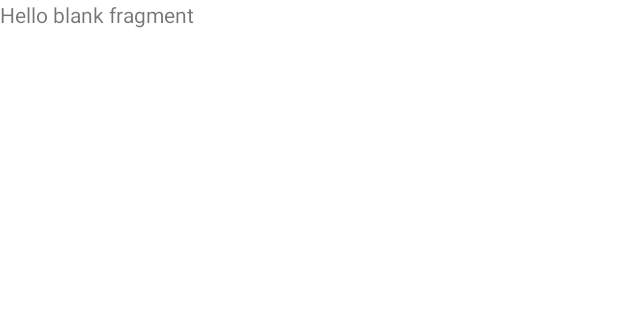
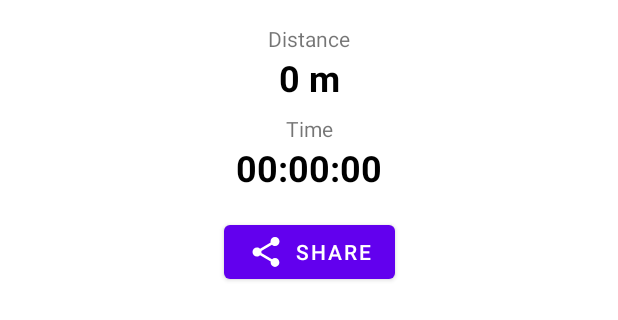
Before and after one commit to rm46627/runControl, an Android app: the layout fragment_result.xml on its own in the app's theme, with its tools: preview values and no code run, on a phone screen of 412 x 824 dp. Shown: the top 320 px of the screen. Run offline under Robolectric (Android 15) with nearby library versions, the phone set to English and light mode, and no system bars.

Commit message:
result bottomSheet

```diff
--- /dev/null
+++ b/app/src/main/res/drawable/ic_share.xml
@@ -0,0 +1,5 @@
+<vector android:height="24dp" android:tint="#000000"
+    android:viewportHeight="24" android:viewportWidth="24"
+    android:width="24dp" xmlns:android="http://schemas.android.com/apk/res/android">
+    <path android:fillColor="@android:color/white" android:pathData="M18,16.08c-0.76,0 -1.44,0.3 -1.96,0.77L8.91,12.7c0.05,-0.23 0.09,-0.46 0.09,-0.7s-0.04,-0.47 -0.09,-0.7l7.05,-4.11c0.54,0.5 1.25,0.81 2.04,0.81 1.66,0 3,-1.34 3,-3s-1.34,-3 -3,-3 -3,1.34 -3,3c0,0.24 0.04,0.47 0.09,0.7L8.04,9.81C7.5,9.31 6.79,9 6,9c-1.66,0 -3,1.34 -3,3s1.34,3 3,3c0.79,0 1.5,-0.31 2.04,-0.81l7.12,4.16c-0.05,0.21 -0.08,0.43 -0.08,0.65 0,1.61 1.31,2.92 2.92,2.92 1.61,0 2.92,-1.31 2.92,-2.92s-1.31,-2.92 -2.92,-2.92z"/>
+</vector>
--- a/app/src/main/res/layout/fragment_result.xml
+++ b/app/src/main/res/layout/fragment_result.xml
@@ -1,14 +1,78 @@
 <?xml version="1.0" encoding="utf-8"?>
-<FrameLayout xmlns:android="http://schemas.android.com/apk/res/android"
-    xmlns:tools="http://schemas.android.com/tools"
-    android:layout_width="match_parent"
-    android:layout_height="match_parent"
-    tools:context=".ResultFragment">
+<layout xmlns:android="http://schemas.android.com/apk/res/android"
+    xmlns:app="http://schemas.android.com/apk/res-auto"
+    xmlns:tools="http://schemas.android.com/tools">
 
-    <!-- TODO: Update blank fragment layout -->
-    <TextView
+    <data>
+
+    </data>
+
+    <androidx.constraintlayout.widget.ConstraintLayout
         android:layout_width="match_parent"
-        android:layout_height="match_parent"
-        android:text="@string/hello_blank_fragment" />
+        android:layout_height="wrap_content"
+        tools:context=".ui.result.ResultFragment">
 
-</FrameLayout>
+        <TextView
+            android:id="@+id/distance_textView"
+            android:layout_width="wrap_content"
+            android:layout_height="wrap_content"
+            android:layout_marginTop="16dp"
+            android:text="@string/distance_textView"
+            app:layout_constraintEnd_toEndOf="parent"
+            app:layout_constraintHorizontal_bias="0.5"
+            app:layout_constraintStart_toStartOf="parent"
+            app:layout_constraintTop_toTopOf="parent" />
+
+        <TextView
+            android:id="@+id/distanceValue_textView"
+            android:layout_width="wrap_content"
+            android:layout_height="wrap_content"
+            android:text="@string/distance_placeholder"
+            android:textColor="@color/black"
+            android:textSize="24sp"
+            android:textStyle="bold"
+            app:layout_constraintEnd_toEndOf="parent"
+            app:layout_constraintHorizontal_bias="0.5"
+            app:layout_constraintStart_toStartOf="parent"
+            app:layout_constraintTop_toBottomOf="@+id/distance_textView" />
+
+        <TextView
+            android:id="@+id/time_textView"
+            android:layout_width="wrap_content"
+            android:layout_height="wrap_content"
+            android:layout_marginTop="8dp"
+            android:text="@string/time_textView"
+            app:layout_constraintEnd_toEndOf="parent"
+            app:layout_constraintHorizontal_bias="0.5"
+            app:layout_constraintStart_toStartOf="parent"
+            app:layout_constraintTop_toBottomOf="@+id/distanceValue_textView" />
+
+        <TextView
+            android:id="@+id/timeValue_textView"
+            android:layout_width="wrap_content"
+            android:layout_height="wrap_content"
+            android:text="@string/time_placeholder"
+            android:textColor="@color/black"
+            android:textSize="24sp"
+            android:textStyle="bold"
+            app:layout_constraintEnd_toEndOf="parent"
+            app:layout_constraintHorizontal_bias="0.5"
+            app:layout_constraintStart_toStartOf="parent"
+            app:layout_constraintTop_toBottomOf="@+id/time_textView" />
+
+        <Button
+            android:id="@+id/share_btn"
+            android:layout_width="wrap_content"
+            android:layout_height="wrap_content"
+            android:layout_marginTop="16dp"
+            android:layout_marginBottom="16dp"
+            android:text="@string/share_btn"
+            app:icon="@drawable/ic_share"
+            app:layout_constraintBottom_toBottomOf="parent"
+            app:layout_constraintEnd_toEndOf="parent"
+            app:layout_constraintHorizontal_bias="0.5"
+            app:layout_constraintStart_toStartOf="parent"
+            app:layout_constraintTop_toBottomOf="@+id/timeValue_textView" />
+
+    </androidx.constraintlayout.widget.ConstraintLayout>
+</layout>
--- a/app/src/main/res/values/strings.xml
+++ b/app/src/main/res/values/strings.xml
@@ -11,4 +11,9 @@
     <string name="reset_btn">Reset</string>
     <string name="go_count_down_timer">GO</string>
     <string name="timer_placeholder">3</string>
+    <string name="distance_textView">Distance</string>
+    <string name="time_textView">Time</string>
+    <string name="distance_placeholder">0 m</string>
+    <string name="time_placeholder">00:00:00</string>
+    <string name="share_btn">Share</string>
 </resources>
```
Also changed, not shown: app/src/main/java/com/example/runcontrol/model/Result.kt (added, +10 -0 lines), app/src/main/java/com/example/runcontrol/service/TrackerService.kt (+14 -0 lines), app/src/main/java/com/example/runcontrol/ui/maps/MapUtil.kt (+17 -15 lines), app/src/main/java/com/example/runcontrol/ui/maps/MapsFragment.kt (+39 -8 lines), app/src/main/java/com/example/runcontrol/ui/result/ResultFragment.kt (+15 -4 lines), app/src/main/res/navigation/nav_graph.xml (+9 -4 lines).
